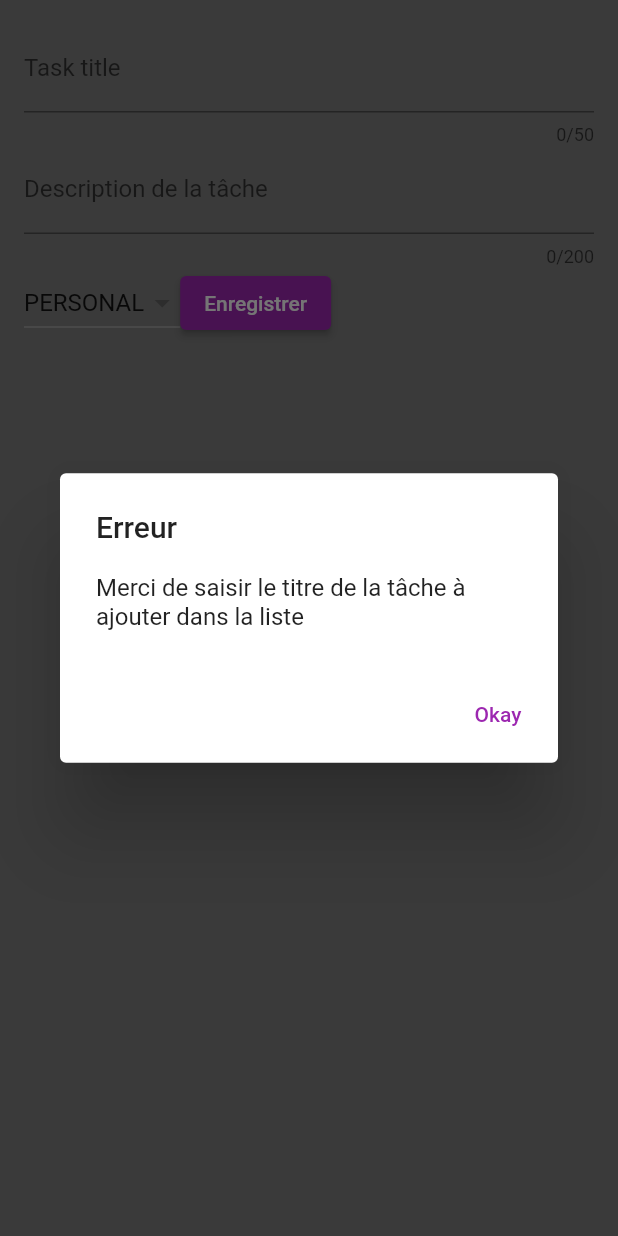
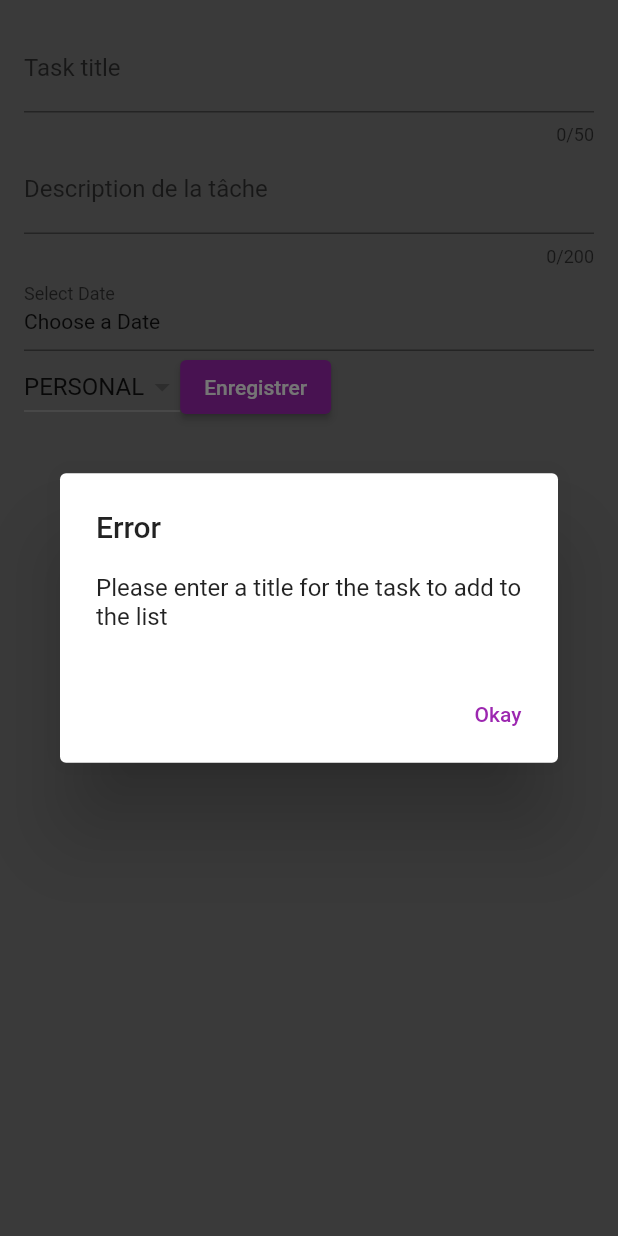
Before and after one commit to HNIDAClassroom/flutter-todoapp-yaaasmine, a Flutter app: the NewTask widget shown alone on an empty page, opened directly with empty values, after a tap on "Enregistrer", on a phone screen of 412 x 824 dp. Run offline on Flutter 3.47's test engine with Material 2 defaults, Android fonts, the phone set to English and light mode, and no system bars; our stand-ins replace cloud_firestore, firebase_auth, firebase_core; missing offline and left inert: firebase_ui_auth; accounts and stored records are empty.

Commit message:
cetegoryfix+DatePicker

```diff
--- a/lib/models/task.dart
+++ b/lib/models/task.dart
@@ -8,12 +8,12 @@ class Task {
   final String id;
   final String title;
   final String description;
- // final DateTime date;
+ final DateTime? date;
   final Category category;
   Task({
     required this.title,
     required this.description,
-   // required this.date,
+   this.date,
     required this.category})
     : id = uuid.v4();
 }
--- a/lib/sevices/firestore.dart
+++ b/lib/sevices/firestore.dart
@@ -10,7 +10,11 @@ class FirestoreService {
       {
         'taskTitle': task.title.toString(),
         'taskDesc': task.description.toString(),
-        'taskCategory': task.category.toString(),
+          'taskCategory': task.category.toString().split('.').last,
+        'taskDate': task.date != null
+          ? Timestamp.fromDate(DateTime(
+              task.date!.year, task.date!.month, task.date!.day))
+          : null,
       },
     );
   }
--- a/lib/widgets/new_task.dart
+++ b/lib/widgets/new_task.dart
@@ -1,9 +1,9 @@
+
                      import 'package:flutter/material.dart';
 import 'package:todolist_app/models/task.dart';
 
-
 class NewTask extends StatefulWidget {
-  const NewTask({super.key, required this.onAddTask});
+  const NewTask({Key? key, required this.onAddTask});
   final void Function(Task task) onAddTask;
 
   @override
@@ -16,17 +16,21 @@ class _NewTaskState extends State<NewTask> {
   Category _selectedCategory = Category.personal;
   final _titleController = TextEditingController();
   final _descriptionController = TextEditingController();
+  DateTime? _selectedDate; // Use a nullable DateTime
 
-  var _enteredTitle = '';
+  void _selectDate(BuildContext context) async {
+    final DateTime? picked = await showDatePicker(
+      context: context,
+      initialDate: _selectedDate ?? DateTime.now(),
+      firstDate: DateTime(2023), // Set the earliest selectable date
+      lastDate: DateTime(2101), // Set the latest selectable date
+    );
 
-  void _saveTitleInput(String inputValue) {
-    _enteredTitle = inputValue;
+    if (picked != null) {
+      setState(() {
+        _selectedDate = picked;
+      });
     }
-
-  @override
-  void dispose() {
-    _titleController.dispose();
-    super.dispose();
   }
 
   void _submitTaskData() {
@@ -36,9 +40,8 @@ class _NewTaskState extends State<NewTask> {
       showDialog(
         context: context,
         builder: (ctx) => AlertDialog(
-          title: const Text('Erreur'),
-          content: const Text(
-              'Merci de saisir le titre de la tâche à ajouter dans la liste'),
+          title: const Text('Error'),
+          content: const Text('Please enter a title for the task to add to the list'),
           actions: [
             TextButton(
               onPressed: () {
@@ -51,13 +54,41 @@ class _NewTaskState extends State<NewTask> {
       );
       return;
     }
+if (_selectedCategory == null) {
+      // Handle this error condition if a category is not selected
+      showDialog(
+        context: context,
+        builder: (ctx) => AlertDialog(
+          title: const Text('Error'),
+          content: const Text('Please select a category for the task'),
+          actions: [
+            TextButton(
+              onPressed: () {
+                Navigator.pop(ctx);
+              },
+              child: const Text('Okay'),
+            ),
+          ],
+        ));
+      return;
+    }
+    // Check if a date is selected and format it as a string
+
     widget.onAddTask(
       Task(
         title: _titleController.text,
-         description: description,
-        //date: DateTime(2023, 10, 16, 14, 30),
+        description: _descriptionController.text,
+        date: _selectedDate,
         category: _selectedCategory,
-       ));
+      ),
+    );
+
+    // Clear the form fields and selected date after adding the task
+    _titleController.clear();
+    _descriptionController.clear();
+    setState(() {
+      _selectedDate = null;
+    });
   }
 
   @override
@@ -66,34 +97,47 @@ class _NewTaskState extends State<NewTask> {
       padding: EdgeInsets.all(16),
       child: Column(
         children: [
-
           TextField(
             controller: _titleController,
             maxLength: 50,
             decoration: const InputDecoration(
-              label: Text('Task title'),
+              labelText: 'Task title',
             ),
           ),
           TextField(
             controller: _descriptionController,
             maxLength: 200,
             decoration: const InputDecoration(
-              label: Text('Description de la tâche'),
+              labelText: 'Description de la tâche',
+            ),
+          ),
+          InkWell(
+            onTap: () {
+              _selectDate(context);
+            },
+            child: InputDecorator(
+              decoration: InputDecoration(
+                labelText: 'Select Date',
+              ),
+              child: Text(
+                _selectedDate != null
+                    ? _selectedDate!.toString().split(' ')[0]
+                    : 'Choose a Date',
+              ),
             ),
           ),
           Row(
             children: [
              DropdownButton<Category>(
-            value:_selectedCategory,
-            items: Category.values
-             .map((category) => DropdownMenuItem<Category>(
+  value: _selectedCategory,
+  items: Category.values.map((category) => DropdownMenuItem<Category>(
     value: category,
     child: Text(
       category.name.toUpperCase(),
-                ),))
-                .toList(),
+    ),
+  )).toList(),
   onChanged: (value) {
-                  if(value==null){
+    if (value == null) {
       return;
     }
     setState(() {
@@ -102,9 +146,8 @@ class _NewTaskState extends State<NewTask> {
   },
 ),
 ElevatedButton(
-             onPressed: _submitTaskData, // Appel de la fonction _submitTaskData
+                onPressed: _submitTaskData,
                 child: const Text('Enregistrer'),
-
               ),
             ],
           )
```
Also changed, not shown: lib/widgets/task_item.dart (+37 -14 lines), lib/widgets/tasks_list.dart (+18 -18 lines). Lines whose indentation alone changed are shown as unchanged.
